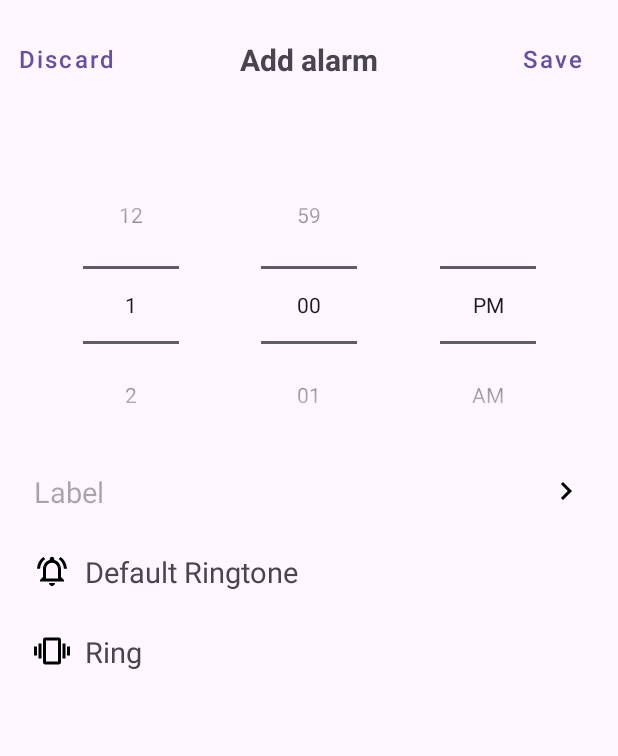
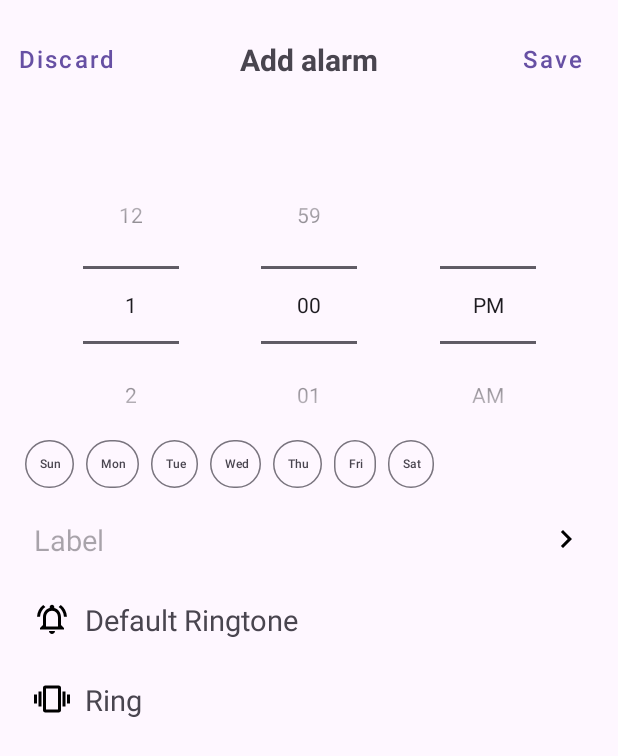
Before and after one commit to FaiSaL-YouSaF/Clock, an Android app: the AddNewAlarm screen opened directly, with no data from a screen before it, on a phone screen of 412 x 824 dp. Shown: the top 756 px of the screen. Run offline under Robolectric (Android 15) with nearby library versions, the phone set to English and light mode, and no system bars.

Commit message:
initial commit

```diff
--- a/app/src/main/java/com/faisalyousaf777/clock/AddNewAlarm.java
+++ b/app/src/main/java/com/faisalyousaf777/clock/AddNewAlarm.java
@@ -91,9 +91,9 @@ public class AddNewAlarm extends AppCompatActivity {
 
 
         saveButton.setOnClickListener(v -> {
-            Alarm alarm = new Alarm(hourNumberPicker.getValue(), minuteNumberPicker.getValue(), amPmNumberPicker.getValue() == 1, labelEditText.getText().toString(), "Default", false);
-            alarmDbHelper = AlarmDbHelper.getInstance(this);
-            alarmDbHelper.insertAlarm(alarm);
+//            Alarm alarm = new Alarm(hourNumberPicker.getValue(), minuteNumberPicker.getValue(), amPmNumberPicker.getValue() == 1, labelEditText.getText().toString(), "Default", false, );
+//            alarmDbHelper = AlarmDbHelper.getInstance(this);
+//            alarmDbHelper.insertAlarm(alarm);
             Toast.makeText(this, "Alarm saved to DB", Toast.LENGTH_SHORT).show();
             finish();
         });
--- a/app/src/main/java/com/faisalyousaf777/clock/entity/Alarm.java
+++ b/app/src/main/java/com/faisalyousaf777/clock/entity/Alarm.java
@@ -1,6 +1,9 @@
 package com.faisalyousaf777.clock.entity;
 
 import androidx.annotation.NonNull;
+
+import java.time.DayOfWeek;
+import java.util.List;
 
 public class Alarm {
     private int alarmId;
@@ -10,6 +13,7 @@ public class Alarm {
     private String label;
     private String ringtone;
     private boolean isVibrate;
+    private List<DayOfWeek> repeatDays;
 
     public Alarm() {
     }
@@ -20,16 +24,19 @@ public class Alarm {
         this.isAm = isAm;
     }
 
-    public Alarm(int hours, int minutes, boolean isAm, String label, String ringtone, boolean isVibrate) {
+    //All args constructor excluding the ID
+    public Alarm(int hours, int minutes, boolean isAm, String label, String ringtone, boolean isVibrate, List<DayOfWeek> repeatDays) {
         this.hours = hours;
         this.minutes = minutes;
         this.isAm = isAm;
         this.label = label;
         this.ringtone = ringtone;
         this.isVibrate = isVibrate;
+        this.repeatDays = repeatDays;
     }
 
-    public Alarm(int alarmId, int hours, int minutes, boolean isAm, String label, String ringtone, boolean isVibrate) {
+    // All args constructor
+    public Alarm(int alarmId, int hours, int minutes, boolean isAm, String label, String ringtone, boolean isVibrate, List<DayOfWeek> repeatDays) {
         this.alarmId = alarmId;
         this.hours = hours;
         this.minutes = minutes;
@@ -37,6 +44,7 @@ public class Alarm {
         this.label = label;
         this.ringtone = ringtone;
         this.isVibrate = isVibrate;
+        this.repeatDays = repeatDays;
     }
 
     public int getAlarmId() {
@@ -95,6 +103,14 @@ public class Alarm {
         isVibrate = vibrate;
     }
 
+    public List<DayOfWeek> getRepeatDays() {
+        return repeatDays;
+    }
+
+    public void setRepeatDays(List<DayOfWeek> repeatDays) {
+        this.repeatDays = repeatDays;
+    }
+
     @NonNull
     @Override
     public String toString() {
@@ -106,6 +122,7 @@ public class Alarm {
                 ", label='" + label + '\'' +
                 ", ringtone='" + ringtone + '\'' +
                 ", isVibrate=" + isVibrate +
+                ", repeatDays=" + repeatDays +
                 '}';
     }
 }
--- a/app/src/main/java/com/faisalyousaf777/clock/fragment/AlarmToolbarFragment.java
+++ b/app/src/main/java/com/faisalyousaf777/clock/fragment/AlarmToolbarFragment.java
@@ -19,13 +19,11 @@ public class AlarmToolbarFragment extends Fragment {
     private MaterialToolbar toolbar;
 
     public AlarmToolbarFragment() {
-        // Required empty public constructor
     }
 
     public static AlarmToolbarFragment newInstance() {
         AlarmToolbarFragment fragment = new AlarmToolbarFragment();
         Bundle args = new Bundle();
-
         fragment.setArguments(args);
         return fragment;
     }
--- a/app/src/main/res/layout/activity_add_new_alarm.xml
+++ b/app/src/main/res/layout/activity_add_new_alarm.xml
@@ -101,6 +101,56 @@
         app:layout_constraintStart_toStartOf="parent"
         app:layout_constraintEnd_toEndOf="parent">
 
+        <com.google.android.material.chip.ChipGroup
+            android:id="@+id/daysChipGroup"
+            android:layout_width="0dp"
+            android:layout_height="wrap_content"
+            app:layout_constraintWidth_percent="0.92"
+            app:singleLine="true"
+            app:singleSelection="false"
+            app:layout_constraintStart_toStartOf="parent"
+            app:layout_constraintEnd_toEndOf="parent"
+            app:layout_constraintTop_toTopOf="parent"
+            >
+
+            <com.google.android.material.chip.Chip
+                android:id="@+id/sundayChip"
+                android:text="@string/txt_sunday"
+                style="@style/rounded_smaller_chips"
+                />
+            <com.google.android.material.chip.Chip
+                android:id="@+id/mondayChip"
+                android:text="@string/txt_monday"
+                style="@style/rounded_smaller_chips"
+                />
+            <com.google.android.material.chip.Chip
+                android:id="@+id/tuesdayChip"
+                android:text="@string/txt_tuesday"
+                style="@style/rounded_smaller_chips"
+                />
+            <com.google.android.material.chip.Chip
+                android:id="@+id/wednesdayChip"
+                android:text="@string/txt_wednesday"
+                style="@style/rounded_smaller_chips"
+                />
+            <com.google.android.material.chip.Chip
+                android:id="@+id/thursdayChip"
+                android:text="@string/txt_thursday"
+                style="@style/rounded_smaller_chips"
+                />
+            <com.google.android.material.chip.Chip
+                android:id="@+id/fridayChip"
+                android:text="@string/txt_friday"
+                style="@style/rounded_smaller_chips"
+                />
+            <com.google.android.material.chip.Chip
+                android:id="@+id/saturdayChip"
+                android:text="@string/txt_saturday"
+                style="@style/rounded_smaller_chips"
+                />
+        </com.google.android.material.chip.ChipGroup>
+
+
         <androidx.appcompat.widget.AppCompatEditText
             android:id="@+id/labelEditText"
             android:layout_width="0dp"
@@ -114,7 +164,7 @@
             android:layout_marginTop="@dimen/text_view_margin_top"
             android:drawableEnd="@drawable/baseline_navigate_next_24"
             android:drawablePadding="15dp"
-            app:layout_constraintTop_toTopOf="parent"
+            app:layout_constraintTop_toBottomOf="@+id/daysChipGroup"
             app:layout_constraintStart_toStartOf="parent"
             app:layout_constraintEnd_toEndOf="parent"
             />
--- a/app/src/main/res/values/dimens.xml
+++ b/app/src/main/res/values/dimens.xml
@@ -7,4 +7,5 @@
     <dimen name="is_am_margin_start">10dp</dimen>
     <dimen name="is_am_txt_size">10sp</dimen>
     <dimen name="text_view_margin_top">15dp</dimen>
+    <dimen name="chip_txt_size">8sp</dimen>
 </resources>
--- a/app/src/main/res/values/strings.xml
+++ b/app/src/main/res/values/strings.xml
@@ -31,5 +31,14 @@
     <string name="txt_ringtone">Default Ringtone</string>
     <string name="txt_alert_mode">Ring</string>
 
+    <string name="txt_sunday">Sun</string>
+    <string name="txt_monday">Mon</string>
+    <string name="txt_tuesday">Tue</string>
+    <string name="txt_wednesday">Wed</string>
+    <string name="txt_thursday">Thu</string>
+    <string name="txt_friday">Fri</string>
+    <string name="txt_saturday">Sat</string>
+    <string name="txt_repeat">Repeat</string>
+
 
 </resources>
--- a/app/src/main/res/values/styles.xml
+++ b/app/src/main/res/values/styles.xml
@@ -12,4 +12,16 @@
         <item name="android:textSize">@dimen/tab_txt_size</item>
     </style>
 
+    <style name="rounded_smaller_chips" parent="Widget.Material3.Chip.Filter">
+        <item name="android:layout_width">wrap_content</item>
+        <item name="android:layout_height">wrap_content</item>
+        <item name="android:textSize">@dimen/chip_txt_size</item>
+        <item name="android:radius">300dp</item>
+        <item name="chipCornerRadius">30dp</item>
+        <item name="chipStartPadding">2dp</item>
+        <item name="chipEndPadding">2dp</item>
+        <item name="ensureMinTouchTargetSize">false</item>
+    </style>
+
+
 </resources>
```
